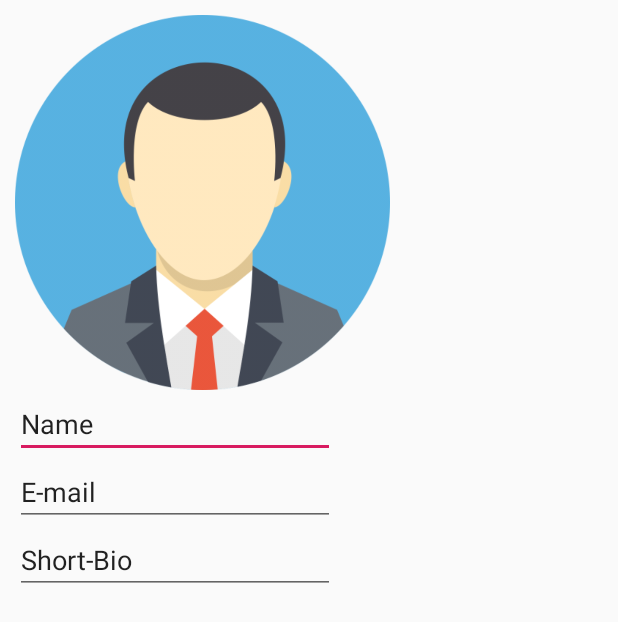
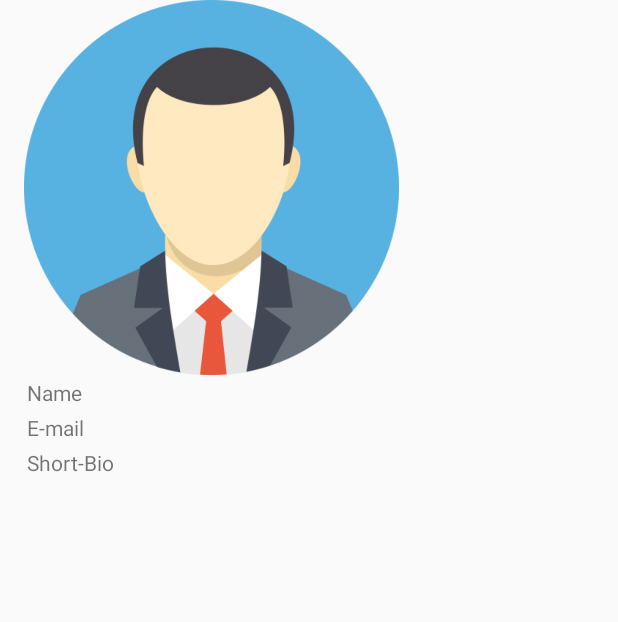
Before and after one commit to aliciadom/BookBook, an Android app: the layout activity_showprofile.xml on its own in the app's theme, with its tools: preview values and no code run, on a phone screen of 412 x 824 dp. Shown: the top 622 px of the screen. Run offline under Robolectric (Android 15) with nearby library versions, the phone set to English and light mode, and no system bars.

Commit message:
new resources

```diff
--- /dev/null
+++ b/app/src/main/res/layout-land/activity_showprofile.xml
@@ -0,0 +1,48 @@
+<?xml version="1.0" encoding="utf-8"?>
+<RelativeLayout xmlns:android="http://schemas.android.com/apk/res/android"
+    xmlns:app="http://schemas.android.com/apk/res-auto"
+    xmlns:tools="http://schemas.android.com/tools"
+    android:layout_width="match_parent"
+    android:layout_height="match_parent"
+    android:paddingLeft="@dimen/activity_horizontal_margin"
+    android:paddingRight="@dimen/activity_horizontal_margin"
+    android:paddingTop="@dimen/activity_vertical_margin"
+    android:paddingBottom="@dimen/activity_vertical_margin"
+    tools:context=".activities.ShowProfileActivity">
+
+    <ImageView
+        android:id="@+id/imageView_profilePicture"
+        android:layout_width="@dimen/profilePicture_width_land"
+        android:layout_height="@dimen/profilePicture_height_land"
+        app:srcCompat="@drawable/avatar" />
+
+    <TextView
+        android:id="@+id/textView_name"
+        android:layout_width="wrap_content"
+        android:layout_height="wrap_content"
+        android:ems="10"
+        android:text="@string/name"
+        android:padding="2dp"
+        android:layout_toRightOf="@id/imageView_profilePicture"/>
+
+    <TextView
+        android:id="@+id/textView_email"
+        android:layout_width="wrap_content"
+        android:layout_height="wrap_content"
+        android:ems="10"
+        android:text="@string/email"
+        android:layout_below="@id/textView_name"
+        android:padding="2dp"
+        android:layout_toRightOf="@id/imageView_profilePicture"/>
+
+    <TextView
+        android:id="@+id/textView_bio"
+        android:layout_width="wrap_content"
+        android:layout_height="wrap_content"
+        android:ems="10"
+        android:text="@string/bio"
+        android:layout_below="@id/textView_email"
+        android:padding="2dp"
+        android:layout_toRightOf="@id/imageView_profilePicture"/>
+
+</RelativeLayout>
--- a/app/src/main/res/layout/activity_showProfile.xml
+++ b/app/src/main/res/layout/activity_editprofile.xml
@@ -1,15 +1,10 @@
 <?xml version="1.0" encoding="utf-8"?>
 <RelativeLayout xmlns:android="http://schemas.android.com/apk/res/android"
-    xmlns:app="http://schemas.android.com/apk/res-auto"
-    xmlns:tools="http://schemas.android.com/tools"
     android:layout_width="match_parent"
     android:layout_height="match_parent"
-    android:paddingLeft="@dimen/activity_horizontal_margin"
-    android:paddingRight="@dimen/activity_horizontal_margin"
-    android:paddingTop="@dimen/activity_vertical_margin"
-    android:paddingBottom="@dimen/activity_vertical_margin"
-    tools:context=".activities.ShowProfileActivity">
-
+    xmlns:tools="http://schemas.android.com/tools"
+    xmlns:app="http://schemas.android.com/apk/res-auto"
+    tools:context=".activities.EditProfileActivity">
 
     <ImageView
         android:id="@+id/imageView_profilePicture"
--- a/app/src/main/res/layout-land/activity_showProfile.xml
+++ b/app/src/main/res/layout/activity_showprofile.xml
@@ -10,39 +10,38 @@
     android:paddingBottom="@dimen/activity_vertical_margin"
     tools:context=".activities.ShowProfileActivity">
 
+
     <ImageView
         android:id="@+id/imageView_profilePicture"
-        android:layout_width="@dimen/profilePicture_width_land"
-        android:layout_height="@dimen/profilePicture_height_land"
+        android:layout_width="@dimen/profilePicture_width_port"
+        android:layout_height="@dimen/profilePicture_height_port"
         app:srcCompat="@drawable/avatar" />
 
-    <EditText
-        android:id="@+id/editText_name"
+    <TextView
+        android:id="@+id/textView_name"
         android:layout_width="wrap_content"
         android:layout_height="wrap_content"
         android:ems="10"
-        android:inputType="textPersonName"
         android:text="@string/name"
-        android:layout_toRightOf="@id/imageView_profilePicture"/>
+        android:padding="2dp"
+        android:layout_below="@id/imageView_profilePicture"/>
 
-    <EditText
-        android:id="@+id/editText_email"
+    <TextView
+        android:id="@+id/textView_email"
         android:layout_width="wrap_content"
         android:layout_height="wrap_content"
         android:ems="10"
-        android:inputType="textEmailAddress"
         android:text="@string/email"
-        android:layout_below="@id/editText_name"
-        android:layout_toRightOf="@id/imageView_profilePicture"/>
+        android:padding="2dp"
+        android:layout_below="@id/textView_name"/>
 
-    <EditText
-        android:id="@+id/editText_bio"
+    <TextView
+        android:id="@+id/textView_bio"
         android:layout_width="wrap_content"
         android:layout_height="wrap_content"
         android:ems="10"
-        android:inputType="textPersonName"
         android:text="@string/bio"
-        android:layout_below="@id/editText_email"
-        android:layout_toRightOf="@id/imageView_profilePicture"/>
+        android:padding="2dp"
+        android:layout_below="@id/textView_email"/>
 
 </RelativeLayout>
--- a/app/src/main/res/values/dimens.xml
+++ b/app/src/main/res/values/dimens.xml
@@ -1,7 +1,7 @@
 <?xml version="1.0" encoding="utf-8"?>
 <resources>
-    <dimen name="activity_horizontal_margin">10dp</dimen>
-    <dimen name="activity_vertical_margin">10dp</dimen>
+    <dimen name="activity_horizontal_margin">16dp</dimen>
+    <dimen name="activity_vertical_margin">0dp</dimen>
     <dimen name="profilePicture_width_port">250dp</dimen>
     <dimen name="profilePicture_height_port">250dp</dimen>
     <dimen name="profilePicture_width_land">250dp</dimen>
--- a/app/src/main/res/values/styles.xml
+++ b/app/src/main/res/values/styles.xml
@@ -6,6 +6,14 @@
         <item name="colorPrimary">@color/colorPrimary</item>
         <item name="colorPrimaryDark">@color/colorPrimaryDark</item>
         <item name="colorAccent">@color/colorAccent</item>
+        <item name="android:actionButtonStyle">@style/ActionButtonStyle</item>
+        <item name="actionButtonStyle">@style/ActionButtonStyle</item>
+    </style>
+
+    <style name="ActionButtonStyle" parent="Widget.AppCompat.ActionButton">
+        <item name="android:maxWidth">24dp</item>
+        <item name="android:maxHeight">24dp</item>
+        <item name="android:padding">12dp</item>
     </style>
 
 </resources>
```
Also changed, not shown: app/src/main/res/layout-land/activity_editprofile.xml (added, +43 -0 lines), app/src/main/res/menu/menu_editactivity.xml (added, +11 -0 lines), app/src/main/res/menu/menu_showactivty.xml (added, +11 -0 lines), app/src/main/res/drawable/editprofile.png (added), app/src/main/res/drawable/home.png (added).
